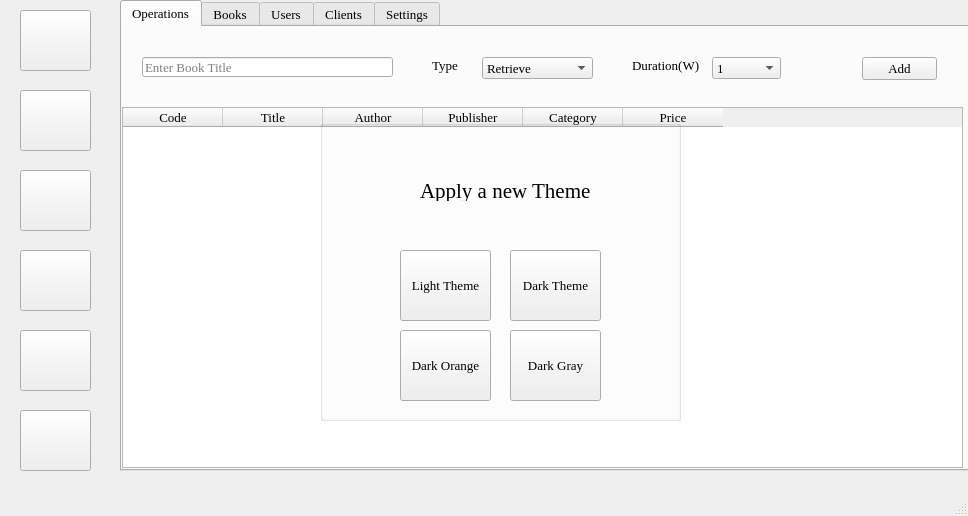
This is Library System UI v4.ui in r00terAF18/Library-System as Qt 5 draws it before an edit. The edited form follows.
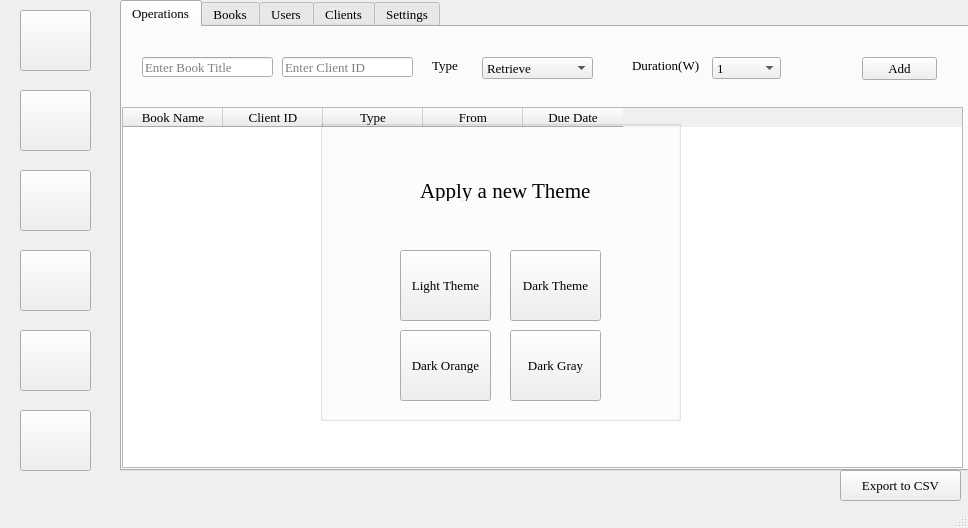
This is the edited form. Icons and pictures are not drawn.

Commit message: added a button to the main tab

```diff
--- a/Library System UI v4.ui
+++ b/Library System UI v4.ui
@@ -7,7 +7,7 @@
     <x>0</x>
     <y>0</y>
     <width>968</width>
-    <height>516</height>
+    <height>528</height>
    </rect>
   </property>
   <property name="sizePolicy">
@@ -19,7 +19,7 @@
   <property name="maximumSize">
    <size>
     <width>968</width>
-    <height>516</height>
+    <height>528</height>
    </size>
   </property>
   <property name="font">
@@ -77,32 +77,27 @@
       </property>
       <column>
        <property name="text">
-        <string>Code</string>
+        <string>Book Name</string>
        </property>
       </column>
       <column>
        <property name="text">
-        <string>Title</string>
+        <string>Client ID</string>
        </property>
       </column>
       <column>
        <property name="text">
-        <string>Author</string>
+        <string>Type</string>
        </property>
       </column>
       <column>
        <property name="text">
-        <string>Publisher</string>
+        <string>From</string>
        </property>
       </column>
       <column>
        <property name="text">
-        <string>Category</string>
-       </property>
-      </column>
-      <column>
-       <property name="text">
-        <string>Price</string>
+        <string>Due Date</string>
        </property>
       </column>
      </widget>
@@ -130,7 +125,7 @@
        <rect>
         <x>20</x>
         <y>30</y>
-        <width>251</width>
+        <width>131</width>
         <height>20</height>
        </rect>
       </property>
@@ -254,6 +249,19 @@
        <string>Duration(W)</string>
       </property>
      </widget>
+     <widget class="QLineEdit" name="txtOperationClientsID">
+      <property name="geometry">
+       <rect>
+        <x>160</x>
+        <y>30</y>
+        <width>131</width>
+        <height>20</height>
+       </rect>
+      </property>
+      <property name="placeholderText">
+       <string>Enter Client ID</string>
+      </property>
+     </widget>
     </widget>
     <widget class="QWidget" name="tab_2">
      <attribute name="title">
@@ -1492,6 +1500,25 @@
      </size>
     </property>
    </widget>
+   <widget class="QPushButton" name="btnExportOperations">
+    <property name="geometry">
+     <rect>
+      <x>840</x>
+      <y>470</y>
+      <width>121</width>
+      <height>31</height>
+     </rect>
+    </property>
+    <property name="layoutDirection">
+     <enum>Qt::LeftToRight</enum>
+    </property>
+    <property name="text">
+     <string>Export to CSV</string>
+    </property>
+    <property name="flat">
+     <bool>false</bool>
+    </property>
+   </widget>
   </widget>
   <widget class="QStatusBar" name="statusbar"/>
  </widget>
```
